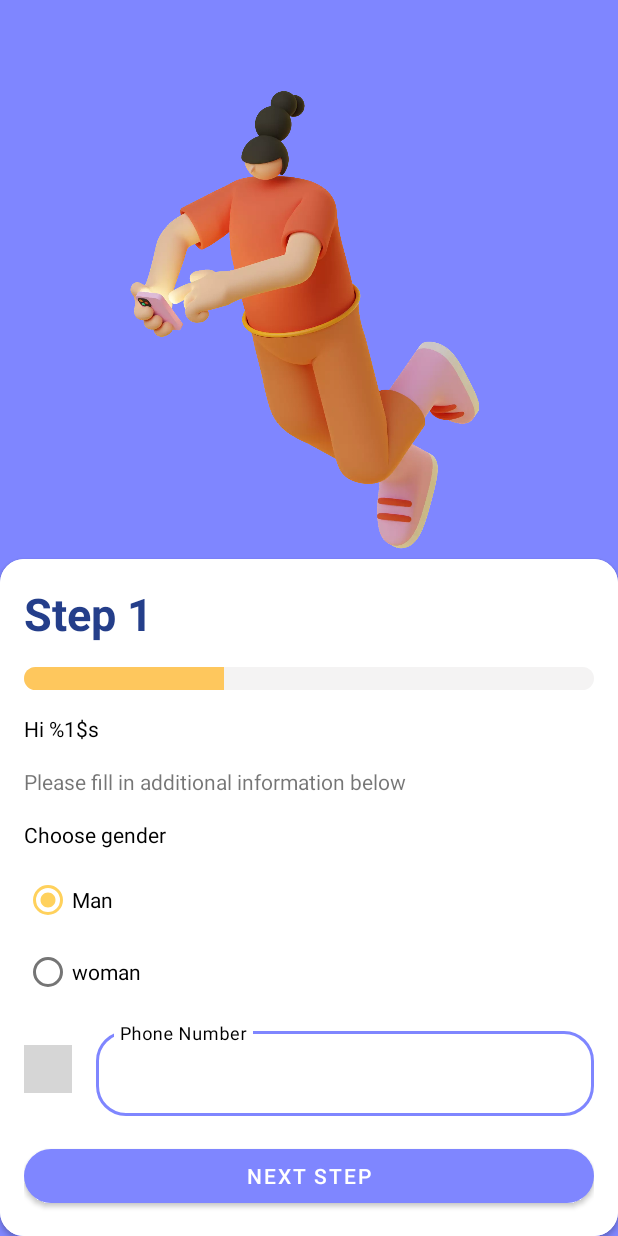
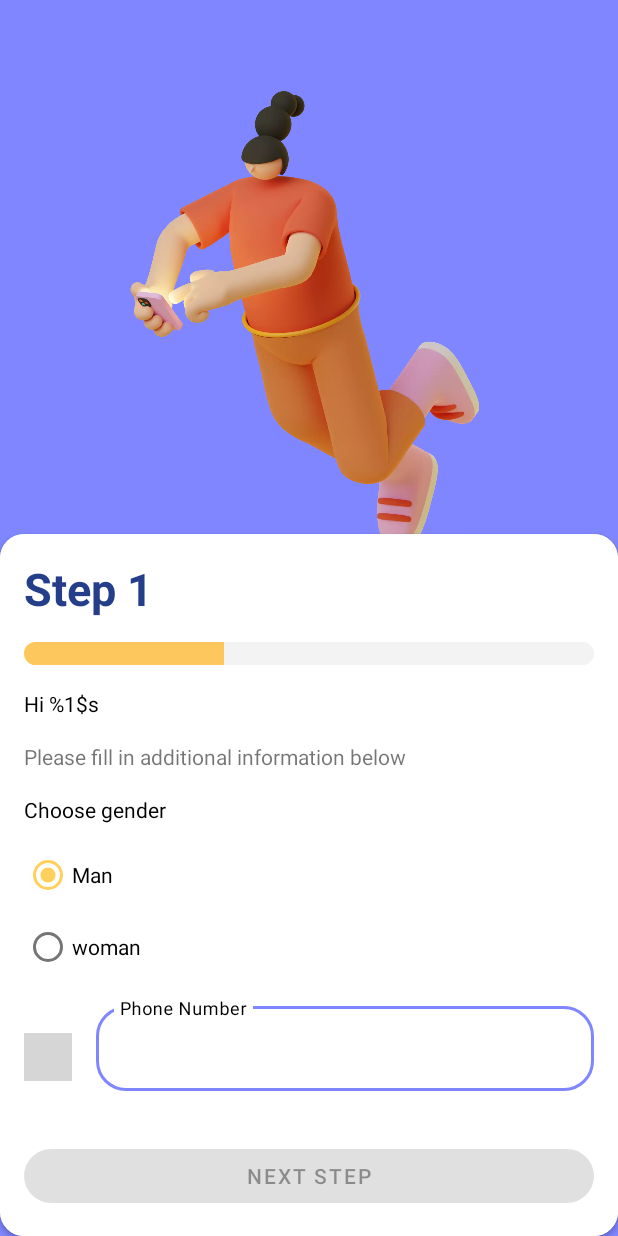
Before and after one commit to A-fauzi/PeoEmergency, an Android app: the layout activity_register_profile_detail_step1.xml on its own in the app's theme, with its tools: preview values and no code run, on a phone screen of 412 x 824 dp. Run offline under Robolectric (Android 15) with nearby library versions, the phone set to English and light mode, and no system bars; plain views replace CountryCodePicker; Roboto replaces fonts that are not available here; grey boxes are pictures that could not be loaded.

Commit message:
phone number validation

```diff
--- a/app/src/main/res/layout/activity_register_profile_detail_step1.xml
+++ b/app/src/main/res/layout/activity_register_profile_detail_step1.xml
@@ -118,6 +118,11 @@
                     app:ccp_contentColor="@color/black"
                     app:ccp_showNameCode="false" />
 
+                <LinearLayout
+                    android:layout_width="match_parent"
+                    android:layout_height="wrap_content"
+                    android:orientation="vertical">
+
                     <com.google.android.material.textfield.TextInputLayout
                         android:id="@+id/outlinedTextFieldPhoneNumber"
                         style="@style/Widget.MaterialComponents.TextInputLayout.OutlinedBox"
@@ -135,8 +140,21 @@
                             android:id="@+id/phoneNumber"
                             android:layout_width="match_parent"
                             android:layout_height="wrap_content"
-                        android:inputType="phone" />
+                            android:inputType="phone"
+                            android:maxLines="1"
+                            android:maxLength="12"/>
                     </com.google.android.material.textfield.TextInputLayout>
+                    <TextView
+                        android:id="@+id/tv_warn_et_phone_input"
+                        android:layout_width="wrap_content"
+                        android:layout_height="wrap_content"
+                        android:text="@string/text_warn_phone_input"
+                        android:layout_gravity="start"
+                        android:textSize="12sp"
+                        android:layout_marginStart="16dp"
+                        android:textColor="@color/pink_soft"
+                        android:visibility="invisible" />
+                </LinearLayout>
 
             </LinearLayout>
 
@@ -146,7 +164,8 @@
                 android:layout_height="wrap_content"
                 android:layout_marginTop="16dp"
                 android:text="@string/next_step"
-                app:cornerRadius="@dimen/radius_card_circle" />
+                app:cornerRadius="@dimen/radius_card_circle"
+                android:enabled="false"/>
 
         </LinearLayout>
     </androidx.cardview.widget.CardView>
--- a/app/src/main/res/values/strings.xml
+++ b/app/src/main/res/values/strings.xml
@@ -92,4 +92,5 @@
     <string name="text_lorem">In publishing and graphic design, Lorem ipsum is a placeholder text commonly used to demonstrate the visual form of a document or a typeface without relying on meaningful content. Lorem ipsum may be used as a placeholder before final copy is available.</string>
     <string name="text_comment_reply">write to reply...</string>
     <string name="text_lorem_comment_reply">In publishing and graphic design, Lorem ipsum is a placeholder</string>
+    <string name="text_warn_phone_input">Please don\'t input char 0 number</string>
 </resources>
```
Also changed, not shown: app/src/main/java/com/afauzi/peoemergency/screen/auth/registerStep/RegisterDetailProfileFinish.kt (+16 -0 lines), app/src/main/java/com/afauzi/peoemergency/screen/auth/registerStep/RegisterProfileDetailStep1.kt (+29 -0 lines). Lines whose indentation alone changed are shown as unchanged.
